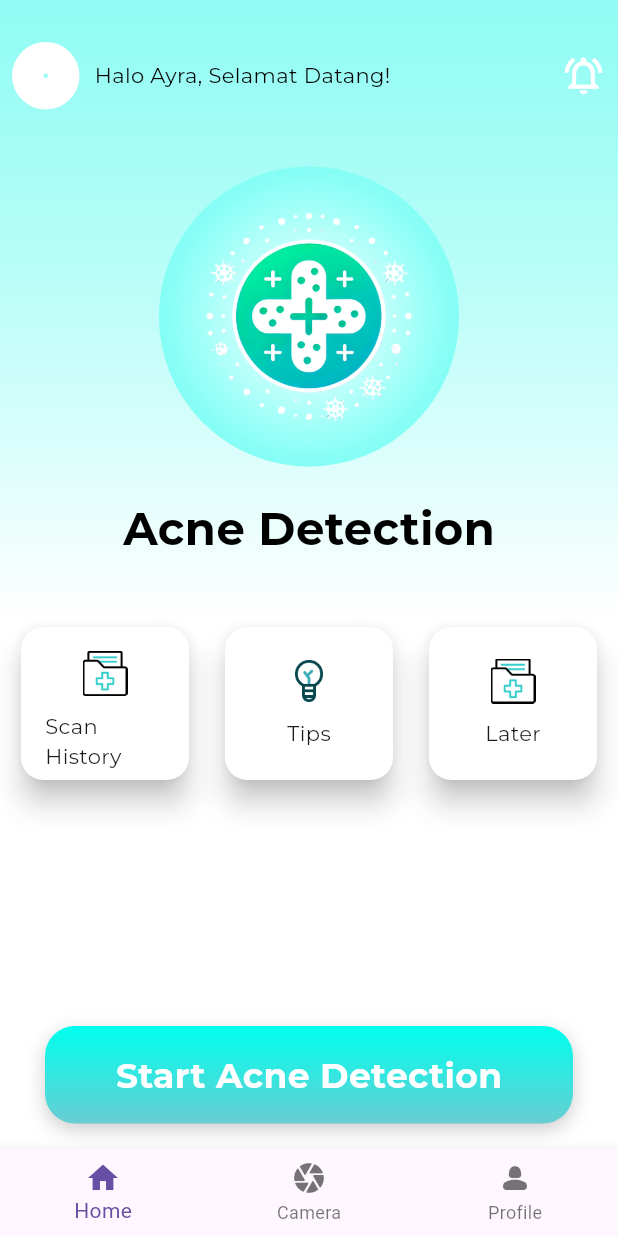
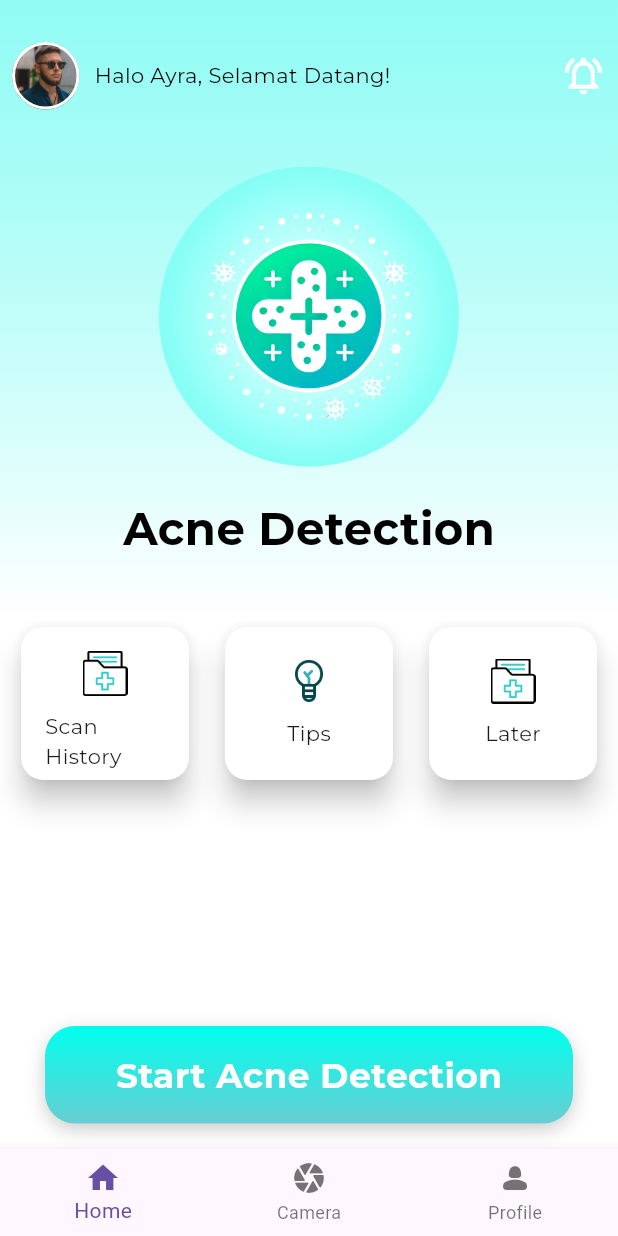
Before and after one commit to aryachandrak/PBL-Semester-5, a Flutter app: the screen it shows after launch, on a phone screen of 412 x 824 dp. Run offline on Flutter 3.47's test engine with Material 3 defaults, Android fonts, the phone set to English and light mode, and no system bars; our stand-ins replace camera, gap, google_fonts; missing offline and left inert: external_path, media_scanner.

```diff
--- a/plugin_camera/lib/home_page.dart
+++ b/plugin_camera/lib/home_page.dart
@@ -47,12 +47,15 @@ class _HomePageState extends State<HomePage> {
                               height: 45,
                               width: 45,
                               decoration: BoxDecoration(
-                                  // image: DecorationImage(image: ),
+                                  image: DecorationImage(
+                                    image: AssetImage('assets/contoh_profile.jpg'),
+                                    fit: BoxFit.cover,
+                                    ),
                                   borderRadius: BorderRadius.circular(25),
                                   border: Border.all(
                                       color: Colors.white,
                                       style: BorderStyle.solid,
-                                      width: 21)),
+                                      width: 2)),
                             ),
                             SizedBox(
                               width: 10,
```
